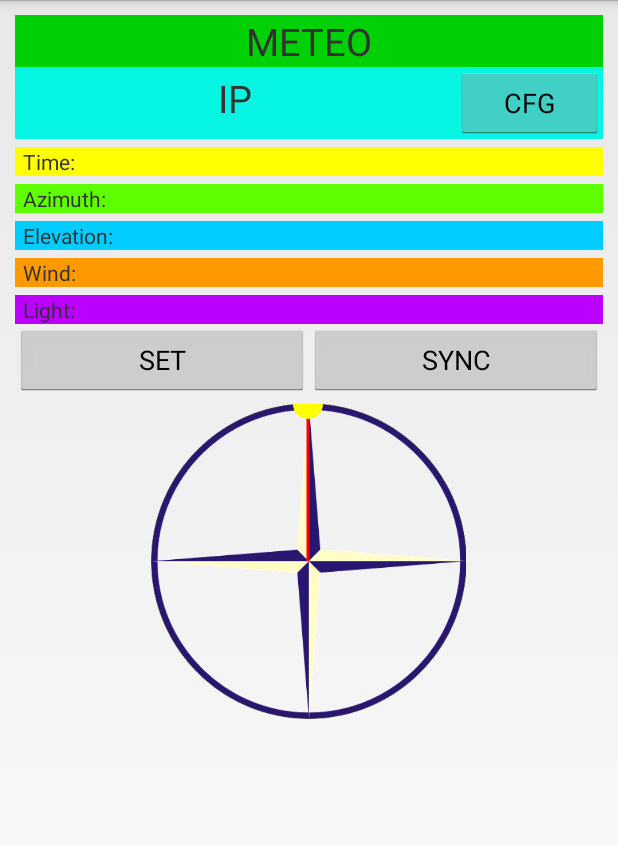
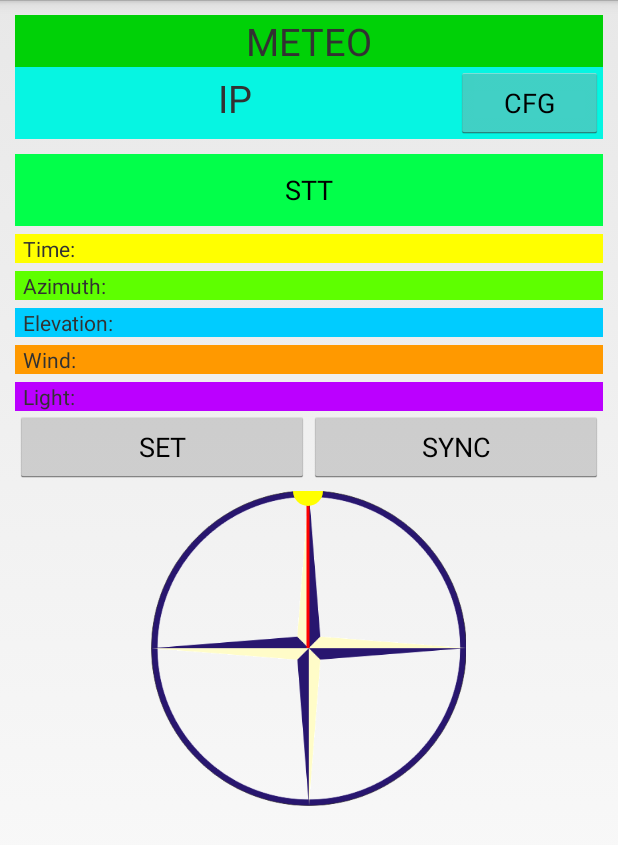
Before and after one commit to tsbp/SOLAR_PROJ_GIT, an Android app: the ClientConfigMeteo screen opened directly, with no data from a screen before it, on a phone screen of 412 x 824 dp. Shown: the top 845 px of the screen. Run offline under Robolectric (Android 15) with nearby library versions, the phone set to English and light mode, and no system bars; 1 statement that could not run was skipped.

Commit message:
happy new year

```diff
--- a/Android/SOLAR/app/src/main/java/com/voodoo/solar/ClientConfigMeteo.java
+++ b/Android/SOLAR/app/src/main/java/com/voodoo/solar/ClientConfigMeteo.java
@@ -8,6 +8,7 @@ import android.content.DialogInterface;
 import android.content.Intent;
 import android.content.IntentFilter;
 import android.content.SharedPreferences;
+import android.graphics.Color;
 import android.opengl.GLSurfaceView;
 import android.os.Bundle;
 import android.preference.PreferenceManager;
@@ -39,6 +40,13 @@ public class ClientConfigMeteo extends Activity {
     double azimuth, elevation;
 
 
+    public final static byte STOPPED   = (byte)0x0;
+    public final static byte TRACKING  = (byte)0x1;
+    byte meteoState = 0;
+
+    Button bServ;
+
+
     com.voodoo.solar.imgPosition imgSun;
 
     @Override
@@ -59,11 +67,35 @@ public class ClientConfigMeteo extends Activity {
         imgSun = (com.voodoo.solar.imgPosition) findViewById(R.id.imgPos);
 
         //================================================
+        bServ = (Button) findViewById(R.id.btnMeteoServ);
+        bServ.setOnClickListener(new View.OnClickListener() {
+            public void onClick(View v) {
+                byte buf[] = new byte[1];
+                if(meteoState == TRACKING) buf[0] = STOPPED;
+                else buf[0] = TRACKING;
+                UDPCommands.sendCmd(UDPCommands.CMD_SERVICE, buf, ip);
+            }
+        });
+
+        //================================================
         br = new BroadcastReceiver() {
             // действия при получении сообщений
             public void onReceive(Context context, Intent intent) {
                 String input = intent.getStringExtra(MainActivity.PARAM_LIGTH);
                 tvWind.setText(input);
+
+                if(data[14] == TRACKING)
+                {
+                    meteoState = TRACKING;
+                    bServ.setBackgroundColor(Color.GREEN);
+                    bServ.setText("TRACKING STARTED");
+                }
+                else
+                {
+                    meteoState = STOPPED;
+                    bServ.setBackgroundColor(Color.RED);
+                    bServ.setText("TRACKING STOPPED");
+                }
 
                 tvTime.setText((data[0] & 0xff) + "." + (data[1] & 0xff) + "." + (data[2] & 0xff) + ", " +
                                (data[3] & 0xff) + ":" + (data[4] & 0xff) + ":" + (data[5] & 0xff));
@@ -122,6 +154,8 @@ public class ClientConfigMeteo extends Activity {
                 UDPCommands.sendCmd(UDPCommands.CMD_SYNC, time, ip);
             }
         });
+
+
     }
 
     //==============================================================================================
--- a/Android/SOLAR/app/src/main/java/com/voodoo/solar/UDPCommands.java
+++ b/Android/SOLAR/app/src/main/java/com/voodoo/solar/UDPCommands.java
@@ -10,6 +10,7 @@ public class UDPCommands
 {
     public final static byte GET   = (byte)0x0;
     public final static byte SET   = (byte)0x1;
+
 
     public final static byte CMD_ANGLE   = (byte)0x10;
     public final static byte CMD_AZIMUTH	= (byte)0x11;
@@ -29,6 +30,7 @@ public class UDPCommands
     public final static byte CMD_WIFI		= (byte)0xC1;
 
     public final static byte CMD_SYNC		= (byte)0xE0;
+    public final static byte CMD_SERVICE	= (byte)0xE1;
 
     public final static byte ID_MASTER	= (byte)0x7e;
     public final static byte ID_SLAVE     = (byte)0x3c;
@@ -44,6 +46,7 @@ public class UDPCommands
         byte buf[] = new byte[5 + dataLng];//null;
         switch(aCmd)
         {
+            case CMD_SERVICE:
             case CMD_GOHOME:
             case CMD_CALIB:
             case CMD_ANGLE:
--- a/Android/SOLAR/app/src/main/res/layout/activity_main.xml
+++ b/Android/SOLAR/app/src/main/res/layout/activity_main.xml
@@ -150,6 +150,12 @@
                 android:layout_height="wrap_content"
                 android:text="Start"
                 android:id="@+id/btnAnimate"/>
+            <Button
+                android:layout_weight="1"
+                android:layout_width="0dp"
+                android:layout_height="wrap_content"
+                android:text="Find"
+                android:id="@+id/btnFind"/>
         </LinearLayout>
 
         <LinearLayout
--- a/Android/SOLAR/app/src/main/res/layout/activity_meteo.xml
+++ b/Android/SOLAR/app/src/main/res/layout/activity_meteo.xml
@@ -13,6 +13,7 @@
         android:layout_width="match_parent"
         android:layout_height="match_parent"
         android:orientation="vertical">
+
 
         <TextView
             android:text="METEO"
@@ -44,6 +45,13 @@
                 android:text="CFG"/>
 
         </LinearLayout>
+        <Button
+            android:layout_width="match_parent"
+            android:layout_height="wrap_content"
+            android:layout_marginTop="10dp"
+            android:text="STT"
+            android:background="#02ff4a"
+            android:id="@+id/btnMeteoServ"/>
 
         <LinearLayout
             android:orientation="horizontal"
```
Also changed, not shown: Android/SOLAR/app/src/main/java/com/voodoo/solar/MainActivity.java (+12 -2 lines), 5 other files.
